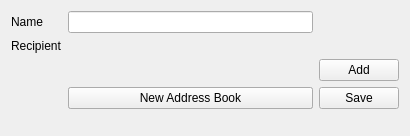
This is mobile/contacts/editorcontactgroup.ui in chusopr/kdepim-ktimetracker-akonadi as Qt 5 draws it before an edit. The edited form follows.
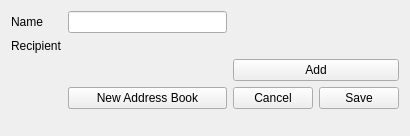
This is the edited form. Custom widgets are drawn as their Qt base class.

Commit message: Add a cancel button to the group editor.

```diff
--- a/mobile/contacts/editorcontactgroup.ui
+++ b/mobile/contacts/editorcontactgroup.ui
@@ -36,14 +36,14 @@
      <item row="2" column="1">
       <widget class="MobileLineEdit" name="recipient2" native="true"/>
      </item>
-     <item row="2" column="2">
+     <item row="2" column="2" colspan="2">
       <widget class="QPushButton" name="addRecipientButton">
        <property name="text">
         <string>Add</string>
        </property>
       </widget>
      </item>
-     <item row="3" column="2">
+     <item row="3" column="3">
       <widget class="QPushButton" name="saveButton">
        <property name="text">
         <string>Save</string>
@@ -70,6 +70,13 @@
        </property>
       </widget>
      </item>
+     <item row="3" column="2">
+      <widget class="QPushButton" name="cancelButton">
+       <property name="text">
+        <string>Cancel</string>
+       </property>
+      </widget>
+     </item>
     </layout>
    </item>
    <item>
```
The commit also changes 3 other files.
